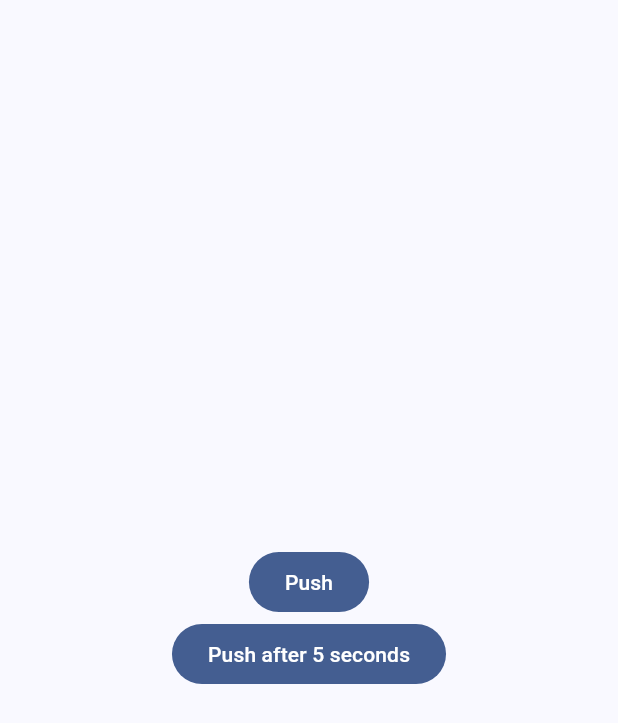
After one commit to Calrission/Flutter-Sensors, a Flutter app: the NotificationPage screen opened directly, after a tap on "Push after 5 seconds", on a phone screen of 412 x 824 dp. The commit adds this screen. Shown: the top 723 px of the screen. Run offline on Flutter 3.47's test engine with Material 3 defaults, Android fonts, the phone set to English and light mode, and no system bars; our stand-ins replace file_picker, flutter_local_notifications, flutter_svg, geolocator, image_picker, sensors_plus and 1 more; missing offline and left inert: environment_sensors, proximity_sensor, yandex_mapkit.

Commit message:
added notifications

```diff
--- a/lib/domain/map_use_case.dart
+++ b/lib/domain/map_use_case.dart
@@ -43,7 +43,7 @@ class MapUseCase {
       )
     );
     var result = await response.$2;
-    var firstResult = result.items?.firstOrNull?.name;
+    var firstResult = result.items?.firstOrNull?.toponymMetadata?.address.formattedAddress;
     if (firstResult == null){
       onError("Not fount geocode point");
       return;
--- /dev/null
+++ b/lib/domain/notification_use_case.dart
@@ -0,0 +1,70 @@
+import 'package:timezone/data/latest_all.dart' as tz;
+import 'package:timezone/timezone.dart' as tz;
+import 'package:flutter/material.dart';
+import 'package:flutter_local_notifications/flutter_local_notifications.dart';
+
+class NotificationUseCase {
+
+  Function(String message) onReceiveMessage;
+
+  NotificationUseCase(this.onReceiveMessage);
+
+  var plugin = FlutterLocalNotificationsPlugin();
+
+  Future<bool> requestPermission() async {
+    return await plugin.resolvePlatformSpecificImplementation<AndroidFlutterLocalNotificationsPlugin>()
+        ?.requestNotificationsPermission() ?? false;
+  }
+
+  Future<bool> init() async {
+    tz.initializeTimeZones();
+    tz.setLocalLocation(tz.getLocation("Europe/Moscow"));
+    return await plugin.initialize(
+      const InitializationSettings(
+        android: AndroidInitializationSettings("app_icon")
+      ),
+      onDidReceiveNotificationResponse: onDidReceiveNotificationResponse
+    ) ?? false;
+  }
+
+  void pushNotification(){
+    plugin.show(
+      0, "test", "test",
+      const NotificationDetails(
+        android: AndroidNotificationDetails(
+          "channel-id", "channel-name",
+          importance: Importance.max,
+          priority: Priority.high,
+          color: Colors.blue
+        )
+      ),
+      payload: "test payload"
+    );
+  }
+
+  void pushScheduleNotification(){
+    plugin.zonedSchedule(
+      0, "test", "test", tz.TZDateTime.now(tz.local).add(const Duration(seconds: 5)),
+      const NotificationDetails(
+        android: AndroidNotificationDetails(
+          "channel-id", "channel-name",
+          importance: Importance.max,
+          priority: Priority.high,
+          color: Colors.blue
+        )
+      ),
+      androidScheduleMode: AndroidScheduleMode.exactAllowWhileIdle,
+      uiLocalNotificationDateInterpretation:
+        UILocalNotificationDateInterpretation.absoluteTime
+    );
+  }
+
+  void onDidReceiveNotificationResponse(NotificationResponse notificationResponse) async {
+    final String? payload = notificationResponse.payload;
+    if (notificationResponse.payload == null) {
+      print('notification payload null: $payload');
+    }else{
+      onReceiveMessage(payload!);
+    }
+  }
+}
--- a/lib/presentation/map_page.dart
+++ b/lib/presentation/map_page.dart
@@ -66,7 +66,7 @@ class _MapPageState extends State<MapPage> {
     return Scaffold(
       body: Center(
         child: (error != null)
-          ? const Text("Ошибка")
+          ? Text(error!)
           : (latitude != null && longitude != null)
             ? YandexMap(
               mapObjects: [getMarkerCurrentLocation()],
--- /dev/null
+++ b/lib/presentation/notification_page.dart
@@ -0,0 +1,65 @@
+import 'package:flutter/material.dart';
+import 'package:sensor_project/domain/notification_use_case.dart';
+
+class NotificationPage extends StatefulWidget {
+  const NotificationPage({super.key});
+
+  @override
+  State<NotificationPage> createState() => _NotificationPageState();
+}
+
+class _NotificationPageState extends State<NotificationPage> {
+
+  late NotificationUseCase useCase;
+  var isGrantPermission = false;
+  var isLoading = true;
+
+  @override
+  void initState() {
+    super.initState();
+    init();
+  }
+
+  void init() async {
+    useCase = NotificationUseCase((message) => showMessageDialog(context, message));
+    await useCase.init();
+    var value = await useCase.requestPermission();
+    setState(() {
+      isGrantPermission = value;
+      isLoading = false;
+    });
+  }
+
+  void showMessageDialog(BuildContext context, String message){
+    showDialog(context: context, builder: (_) => AlertDialog(title: Text(message)));
+  }
+
+  @override
+  Widget build(BuildContext context) {
+    return Scaffold(
+      body: Center(
+        child: (isLoading)
+          ? const Text("Загрузка...")
+          : (isGrantPermission)
+            ? Column(
+              mainAxisSize: MainAxisSize.min,
+              children: [
+              FilledButton(
+                onPressed: () {
+                  useCase.pushNotification();
+                },
+                child: const Text("Push"),
+              ),
+              FilledButton(
+                onPressed: () {
+                  useCase.pushScheduleNotification();
+                },
+                child: const Text("Push after 5 seconds"),
+              ),
+              ],
+            )
+            : const Text("Разрешения не выданы")
+      ),
+    );
+  }
+}
--- a/pubspec.yaml
+++ b/pubspec.yaml
@@ -19,7 +19,10 @@ dependencies:
   image_picker: ^1.0.8
   flutter_svg: ^2.0.10+1
   yandex_mapkit: ^4.0.2
+  timezone: ^0.9.3
+  flutter_local_notifications: ^17.1.0
   file_picker: ^8.0.0+1
+  push: ^2.1.0
 
 dev_dependencies:
   flutter_test:
```
Also changed, not shown: lib/presentation/main_page.dart (+8 -0 lines), 2 other files. Lines whose indentation alone changed are shown as unchanged.
